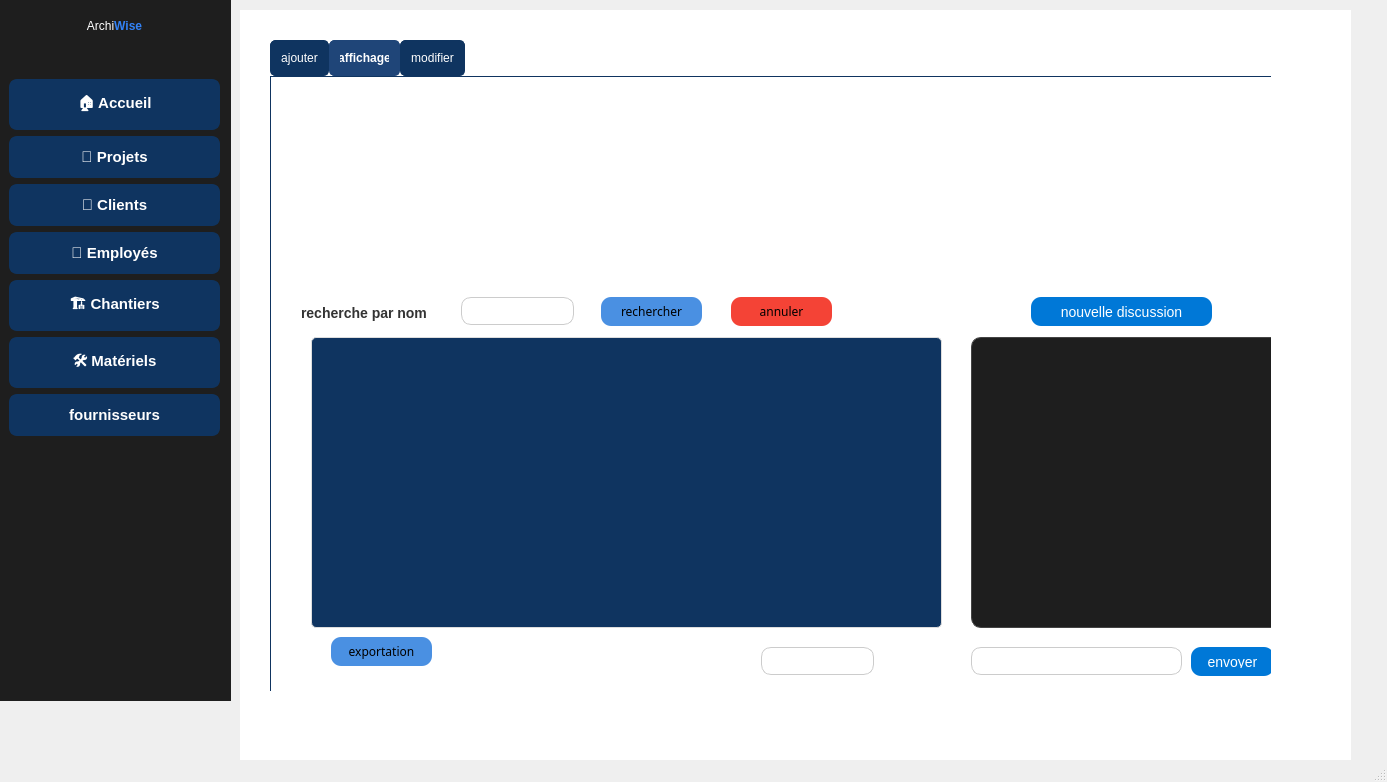
Qt form mainwindow.ui (ProjetCPP2425/2a20-archiwise) before a commit.
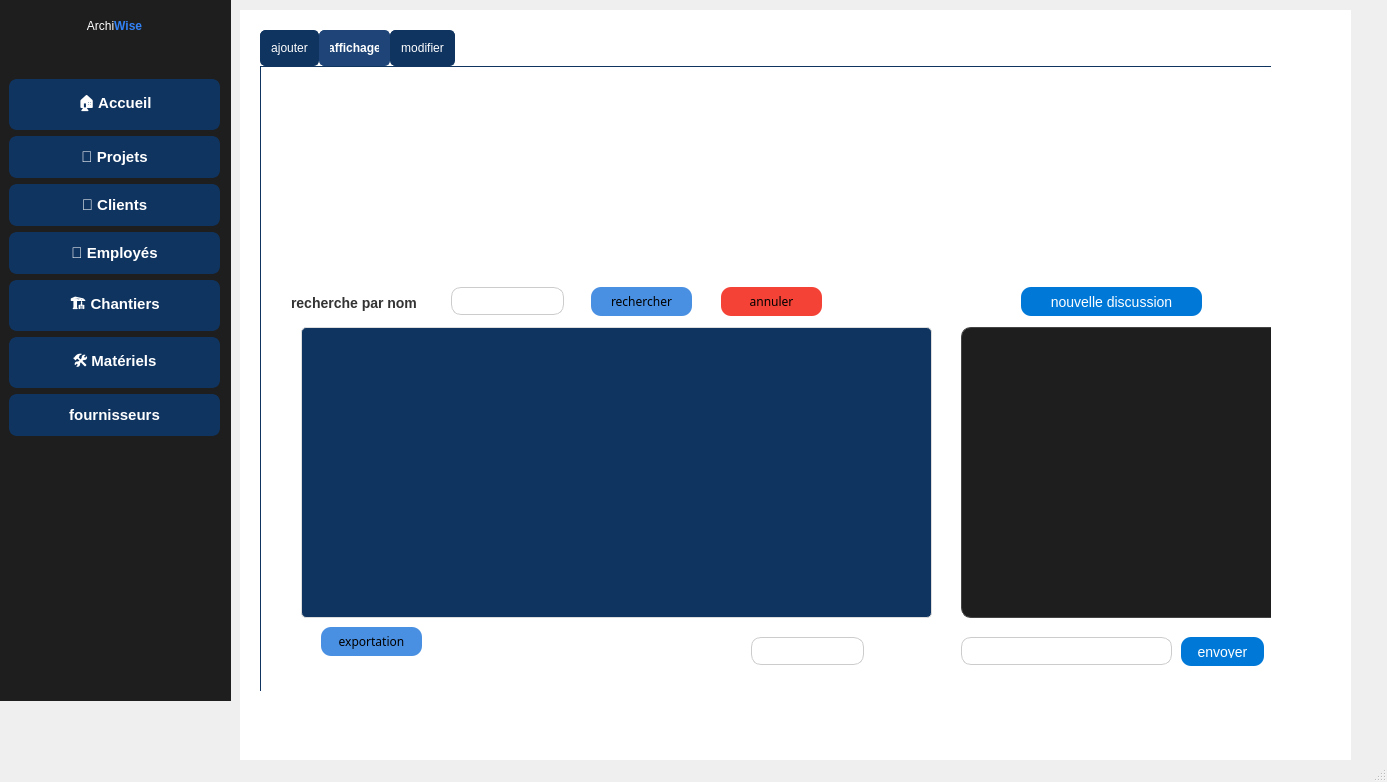
The same form after that commit. Icons and pictures are not drawn.

What changed in the file:
```diff
--- a/mainwindow.ui
+++ b/mainwindow.ui
@@ -1647,8 +1647,8 @@
        <widget class="QTabWidget" name="tabWidget">
         <property name="geometry">
          <rect>
-          <x>20</x>
-          <y>40</y>
+          <x>10</x>
+          <y>30</y>
           <width>1031</width>
           <height>691</height>
          </rect>
```
